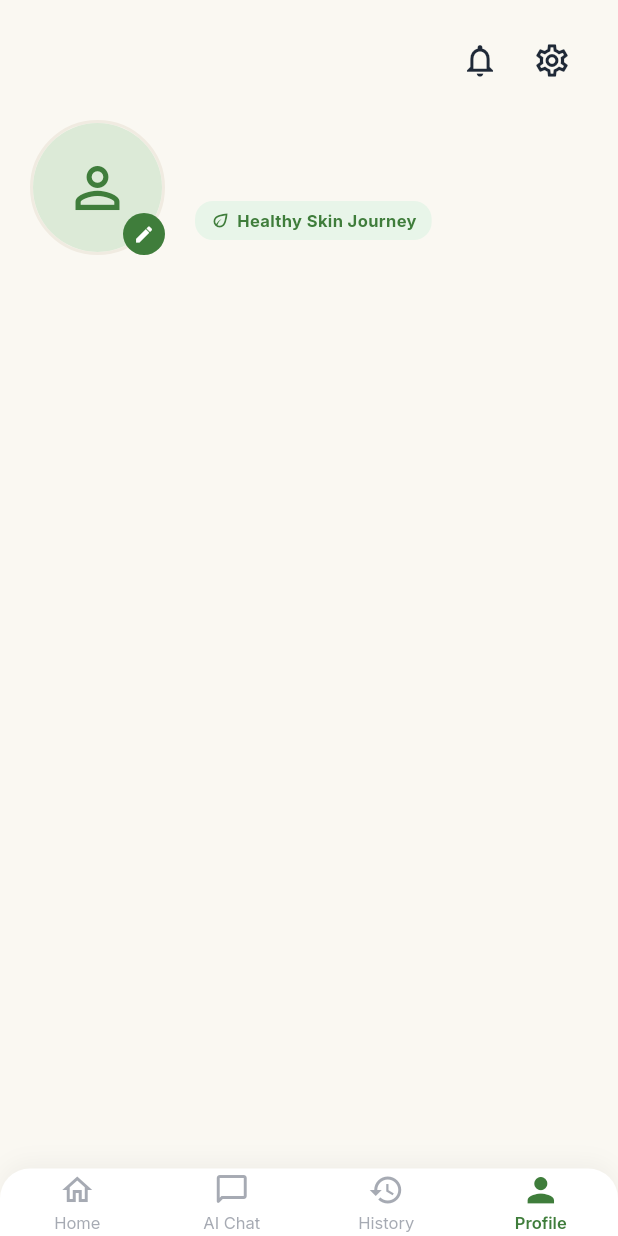
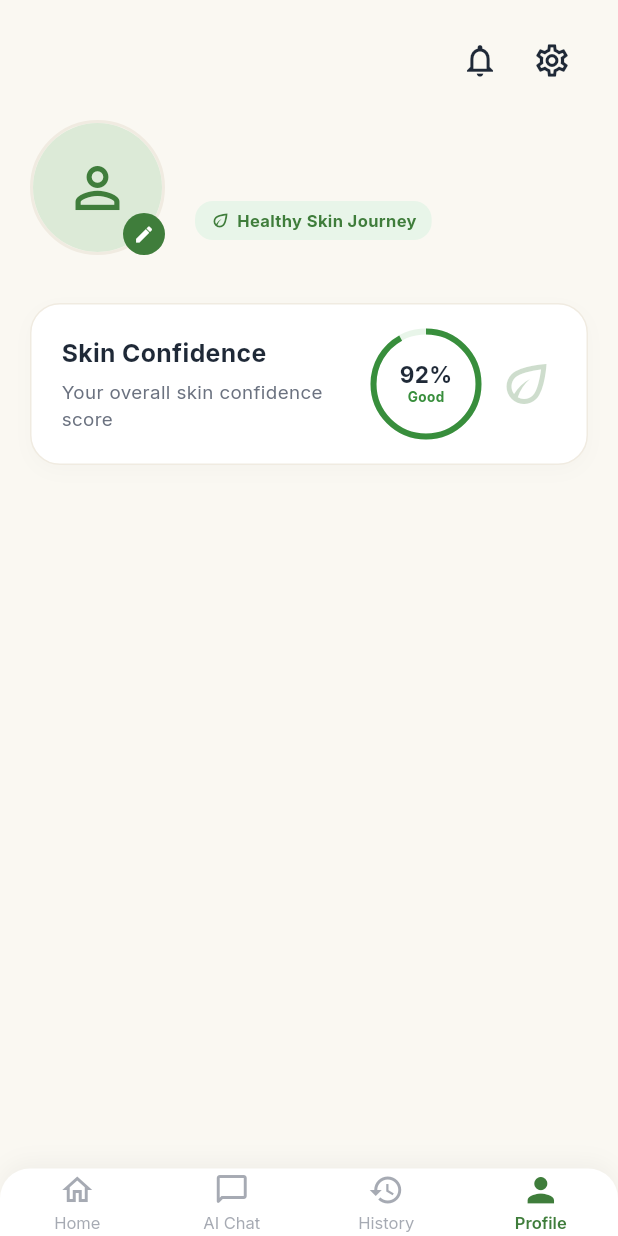
Before and after one commit to abhaysingh-10/nikaay, a Flutter app: the ProfileScreen screen opened by its route, on a phone screen of 412 x 824 dp. Run offline on Flutter 3.47's test engine with Material 3 defaults, Android fonts, the light colour scheme and no system bars; our stand-ins replace dio, firebase_auth, firebase_core, flutter_riverpod, go_router, google_fonts and 1 more; accounts and stored records are empty.

Commit message:
feat(frontend): add static skin confidence score card with custom circular progress

```diff
--- a/lib/features/profile/presentation/screens/profile_screen.dart
+++ b/lib/features/profile/presentation/screens/profile_screen.dart
@@ -174,7 +174,106 @@ class ProfileScreen extends ConsumerWidget {
                 ],
               ),
               const SizedBox(height: 32),
-              const SizedBox.shrink(),
+              Container(
+                width: double.infinity,
+                padding:
+                    const EdgeInsets.symmetric(horizontal: 20, vertical: 18),
+                decoration: BoxDecoration(
+                  color: Colors.white,
+                  borderRadius: BorderRadius.circular(20),
+                  border: Border.all(
+                    color: const Color(0xFFF0EBE1),
+                    width: 1.0,
+                  ),
+                  boxShadow: [
+                    BoxShadow(
+                      color: Colors.black.withValues(alpha: 0.02),
+                      blurRadius: 10,
+                      offset: const Offset(0, 4),
+                    ),
+                  ],
+                ),
+                child: Row(
+                  mainAxisAlignment: MainAxisAlignment.spaceBetween,
+                  children: [
+                    Expanded(
+                      child: Column(
+                        crossAxisAlignment: CrossAxisAlignment.start,
+                        children: [
+                          Text(
+                            'Skin Confidence',
+                            style: GoogleFonts.inter(
+                              fontSize: 16.5,
+                              fontWeight: FontWeight.bold,
+                              color: AppColors.primaryText,
+                            ),
+                          ),
+                          const SizedBox(height: 6),
+                          Text(
+                            'Your overall skin confidence score',
+                            style: GoogleFonts.inter(
+                              fontSize: 12.5,
+                              color: AppColors.secondaryText,
+                            ),
+                          ),
+                        ],
+                      ),
+                    ),
+                    const SizedBox(width: 12),
+                    Row(
+                      children: [
+                        Stack(
+                          alignment: Alignment.center,
+                          children: [
+                            const SizedBox(
+                              width: 70,
+                              height: 70,
+                              child: CircularProgressIndicator(
+                                value: 0.92,
+                                strokeWidth: 4,
+                                color: Color(0xFF388E3C),
+                                backgroundColor: Color(0xFFE8F5E9),
+                              ),
+                            ),
+                            Column(
+                              mainAxisAlignment: MainAxisAlignment.center,
+                              children: [
+                                Text(
+                                  '92%',
+                                  style: GoogleFonts.inter(
+                                    fontSize: 15,
+                                    fontWeight: FontWeight.bold,
+                                    color: AppColors.primaryText,
+                                    height: 1.1,
+                                  ),
+                                ),
+                                Text(
+                                  'Good',
+                                  style: GoogleFonts.inter(
+                                    fontSize: 9,
+                                    fontWeight: FontWeight.bold,
+                                    color: const Color(0xFF388E3C),
+                                  ),
+                                ),
+                              ],
+                            ),
+                          ],
+                        ),
+                        const SizedBox(width: 12),
+                        const Opacity(
+                          opacity: 0.25,
+                          child: Icon(
+                            Icons.eco_outlined,
+                            size: 40,
+                            color: AppColors.primaryGreen,
+                          ),
+                        ),
+                      ],
+                    ),
+                  ],
+                ),
+              ),
+              const SizedBox(height: 28),
               const SizedBox.shrink(),
               const SizedBox.shrink(),
             ],
```
